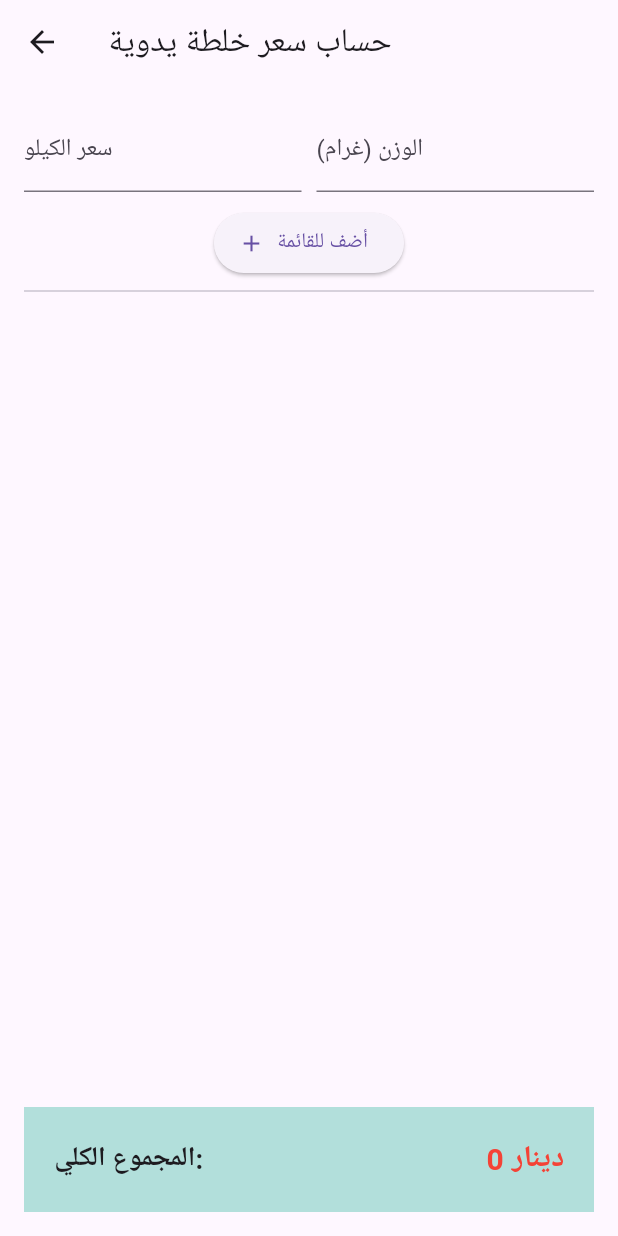
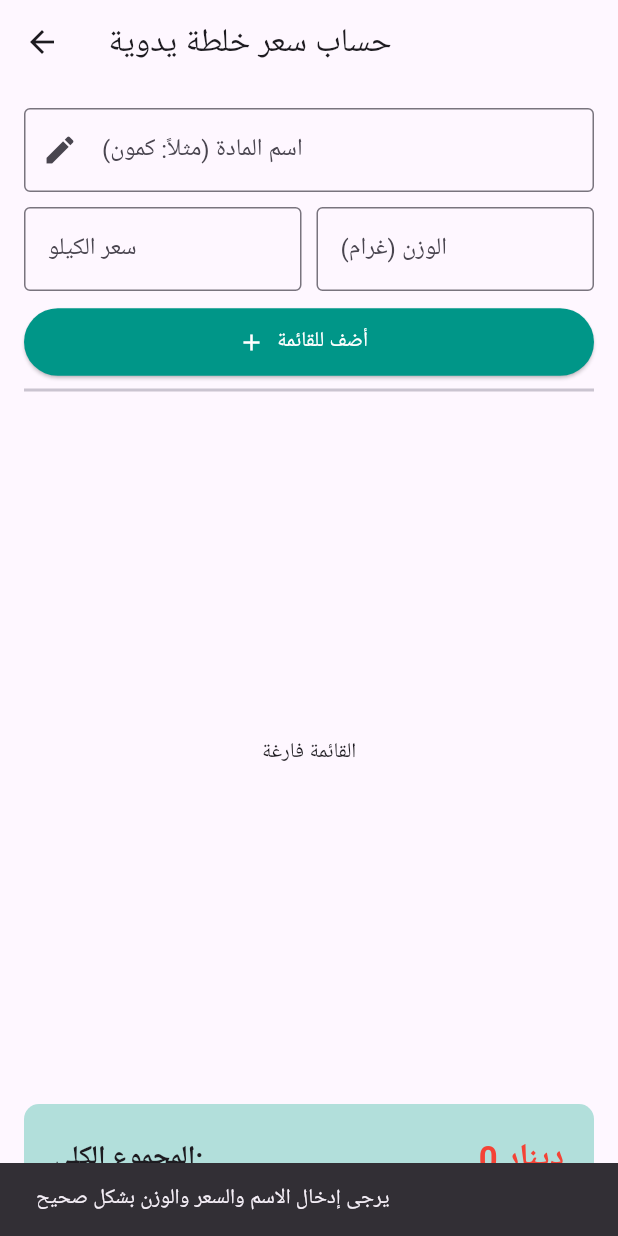
Before and after one commit to 1gj/attar_shop_app, a Flutter app: the QuickOrderCalculator screen opened directly, after a tap on "أضف للقائمة", on a phone screen of 412 x 824 dp. Run offline on Flutter 3.47's test engine with Material 3 defaults, Android fonts, the light colour scheme and no system bars; our stand-ins replace cloud_firestore, firebase_core; accounts and stored records are empty; Roboto replaces fonts that are missing (Arial).

Commit message:
تحديث الكود وإصلاح الأخطاء

```diff
--- a/lib/main.dart
+++ b/lib/main.dart
@@ -4,7 +4,7 @@ import 'package:cloud_firestore/cloud_firestore.dart';
 
 void main() async {
   WidgetsFlutterBinding.ensureInitialized();
-  // تأكد من أنك وضعت ملف google-services.json في مجلد android/app
+  // تأكد من وجود ملف google-services.json في android/app
   await Firebase.initializeApp();
   runApp(const MyApp());
 }
@@ -252,7 +252,7 @@ class _GramCalculatorPageState extends State<GramCalculatorPage> {
 }
 
 // ---------------------------------------------------------------------------
-// 4. ميزة 2: حساب سعر قائمة
+// 4. ميزة 2: حساب سعر قائمة (تم التعديل لإضافة الاسم)
 // ---------------------------------------------------------------------------
 class QuickOrderCalculator extends StatefulWidget {
   const QuickOrderCalculator({super.key});
@@ -263,23 +263,49 @@ class QuickOrderCalculator extends StatefulWidget {
 
 class _QuickOrderCalculatorState extends State<QuickOrderCalculator> {
   List<Map<String, dynamic>> items = [];
+
+  // وحدات التحكم (Controllers)
+  final _nameController = TextEditingController(); // جديد: لاسم المادة
   final _kgPriceController = TextEditingController();
   final _gramsController = TextEditingController();
+
   double _totalPrice = 0;
 
   void _addItem() {
+    String name = _nameController.text;
     double priceKg = double.tryParse(_kgPriceController.text) ?? 0;
     double grams = double.tryParse(_gramsController.text) ?? 0;
 
-    if (priceKg > 0 && grams > 0) {
+    if (name.isNotEmpty && priceKg > 0 && grams > 0) {
       double itemCost = (grams / 1000) * priceKg;
       setState(() {
-        items.add({'priceKg': priceKg, 'grams': grams, 'cost': itemCost});
+        items.add({
+          'name': name,
+          'priceKg': priceKg,
+          'grams': grams,
+          'cost': itemCost,
+        });
         _totalPrice += itemCost;
+
+        // تنظيف الحقول للاستعداد للمادة التالية
+        _nameController.clear();
         _kgPriceController.clear();
         _gramsController.clear();
       });
+    } else {
+      ScaffoldMessenger.of(context).showSnackBar(
+        const SnackBar(
+          content: Text("يرجى إدخال الاسم والسعر والوزن بشكل صحيح"),
+        ),
+      );
     }
+  }
+
+  void _deleteItem(int index) {
+    setState(() {
+      _totalPrice -= items[index]['cost'];
+      items.removeAt(index);
+    });
   }
 
   @override
@@ -290,13 +316,28 @@ class _QuickOrderCalculatorState extends State<QuickOrderCalculator> {
         padding: const EdgeInsets.all(16),
         child: Column(
           children: [
+            // الصف الأول: اسم المادة
+            TextField(
+              controller: _nameController,
+              decoration: const InputDecoration(
+                labelText: "اسم المادة (مثلاً: كمون)",
+                border: OutlineInputBorder(),
+                prefixIcon: Icon(Icons.edit),
+              ),
+            ),
+            const SizedBox(height: 10),
+
+            // الصف الثاني: السعر والوزن بجانب بعض
             Row(
               children: [
                 Expanded(
                   child: TextField(
                     controller: _kgPriceController,
                     keyboardType: TextInputType.number,
-                    decoration: const InputDecoration(labelText: "سعر الكيلو"),
+                    decoration: const InputDecoration(
+                      labelText: "سعر الكيلو",
+                      border: OutlineInputBorder(),
+                    ),
                   ),
                 ),
                 const SizedBox(width: 10),
@@ -306,37 +347,82 @@ class _QuickOrderCalculatorState extends State<QuickOrderCalculator> {
                     keyboardType: TextInputType.number,
                     decoration: const InputDecoration(
                       labelText: "الوزن (غرام)",
+                      border: OutlineInputBorder(),
                     ),
                   ),
                 ),
               ],
             ),
             const SizedBox(height: 10),
+
+            // زر الإضافة
             ElevatedButton.icon(
               onPressed: _addItem,
               icon: const Icon(Icons.add),
               label: const Text("أضف للقائمة"),
+              style: ElevatedButton.styleFrom(
+                minimumSize: const Size(double.infinity, 45),
+                backgroundColor: Colors.teal,
+                foregroundColor: Colors.white,
               ),
-            const Divider(),
+            ),
+            const Divider(thickness: 2),
+
+            // القائمة
             Expanded(
-              child: ListView.builder(
+              child: items.isEmpty
+                  ? const Center(child: Text("القائمة فارغة"))
+                  : ListView.builder(
                       itemCount: items.length,
                       itemBuilder: (context, index) {
-                  return ListTile(
-                    title: Text("مادة ${index + 1}"),
+                        return Card(
+                          margin: const EdgeInsets.symmetric(vertical: 5),
+                          child: ListTile(
+                            leading: CircleAvatar(
+                              child: Text("${index + 1}"),
+                              backgroundColor: Colors.teal[100],
+                            ),
+                            title: Text(
+                              items[index]['name'],
+                              style: const TextStyle(
+                                fontWeight: FontWeight.bold,
+                              ),
+                            ),
                             subtitle: Text(
-                      "${items[index]['grams']} غرام @ ${items[index]['priceKg']} للكيلو",
+                              "${items[index]['grams']} غرام  (سعر الكيلو: ${items[index]['priceKg']})",
                             ),
-                    trailing: Text(
+                            trailing: Row(
+                              mainAxisSize: MainAxisSize.min,
+                              children: [
+                                Text(
                                   "${items[index]['cost'].toStringAsFixed(0)} د.ع",
+                                  style: const TextStyle(
+                                    fontWeight: FontWeight.bold,
+                                    color: Colors.teal,
+                                  ),
+                                ),
+                                IconButton(
+                                  icon: const Icon(
+                                    Icons.delete,
+                                    color: Colors.red,
+                                  ),
+                                  onPressed: () => _deleteItem(index),
+                                ),
+                              ],
+                            ),
                           ),
                         );
                       },
                     ),
             ),
+
+            // شريط المجموع
             Container(
               padding: const EdgeInsets.all(20),
+              decoration: BoxDecoration(
                 color: Colors.teal[100],
+                borderRadius: BorderRadius.circular(10),
+              ),
               child: Row(
                 mainAxisAlignment: MainAxisAlignment.spaceBetween,
                 children: [
@@ -347,7 +433,7 @@ class _QuickOrderCalculatorState extends State<QuickOrderCalculator> {
                   Text(
                     "${_totalPrice.toStringAsFixed(0)} دينار",
                     style: const TextStyle(
-                      fontSize: 20,
+                      fontSize: 22,
                       fontWeight: FontWeight.bold,
                       color: Colors.red,
                     ),
@@ -374,10 +460,10 @@ class MixturesListScreen extends StatelessWidget {
   Widget build(BuildContext context) {
     String title = type == 'medical' ? "الخلطات العلاجية" : "خلطات البهارات";
 
-    // الاتصال بـ Firestore
     final Stream<QuerySnapshot> mixturesStream = FirebaseFirestore.instance
         .collection('mixtures')
         .where('type', isEqualTo: type)
+        .orderBy('created_at', descending: true) // ترتيب حسب الأحدث
         .snapshots();
 
     return Scaffold(
@@ -397,7 +483,7 @@ class MixturesListScreen extends StatelessWidget {
         stream: mixturesStream,
         builder: (BuildContext context, AsyncSnapshot<QuerySnapshot> snapshot) {
           if (snapshot.hasError) {
-            return const Center(child: Text('حدث خطأ في الاتصال'));
+            return Center(child: Text('حدث خطأ: ${snapshot.error}'));
           }
 
           if (snapshot.connectionState == ConnectionState.waiting) {
@@ -450,9 +536,7 @@ class AddMixtureScreen extends StatefulWidget {
 class _AddMixtureScreenState extends State<AddMixtureScreen> {
   final _nameController = TextEditingController();
   final _instructionsController = TextEditingController();
-
   List<Map<String, dynamic>> _tempIngredients = [];
-
   final _ingNameController = TextEditingController();
   final _ingGramsController = TextEditingController();
   final _ingPriceController = TextEditingController();
@@ -487,12 +571,14 @@ class _AddMixtureScreenState extends State<AddMixtureScreen> {
       } catch (e) {
         ScaffoldMessenger.of(
           context,
-        ).showSnackBar(SnackBar(content: Text("خطأ: $e")));
+        ).showSnackBar(SnackBar(content: Text("خطأ في الحفظ: $e")));
       }
     } else {
-      ScaffoldMessenger.of(
-        context,
-      ).showSnackBar(const SnackBar(content: Text("يرجى ملء البيانات")));
+      ScaffoldMessenger.of(context).showSnackBar(
+        const SnackBar(
+          content: Text("يرجى ملء الاسم وإضافة مكون واحد على الأقل"),
+        ),
+      );
     }
   }
 
```
Also changed, not shown: 2 other files. Lines whose indentation alone changed are shown as unchanged.
